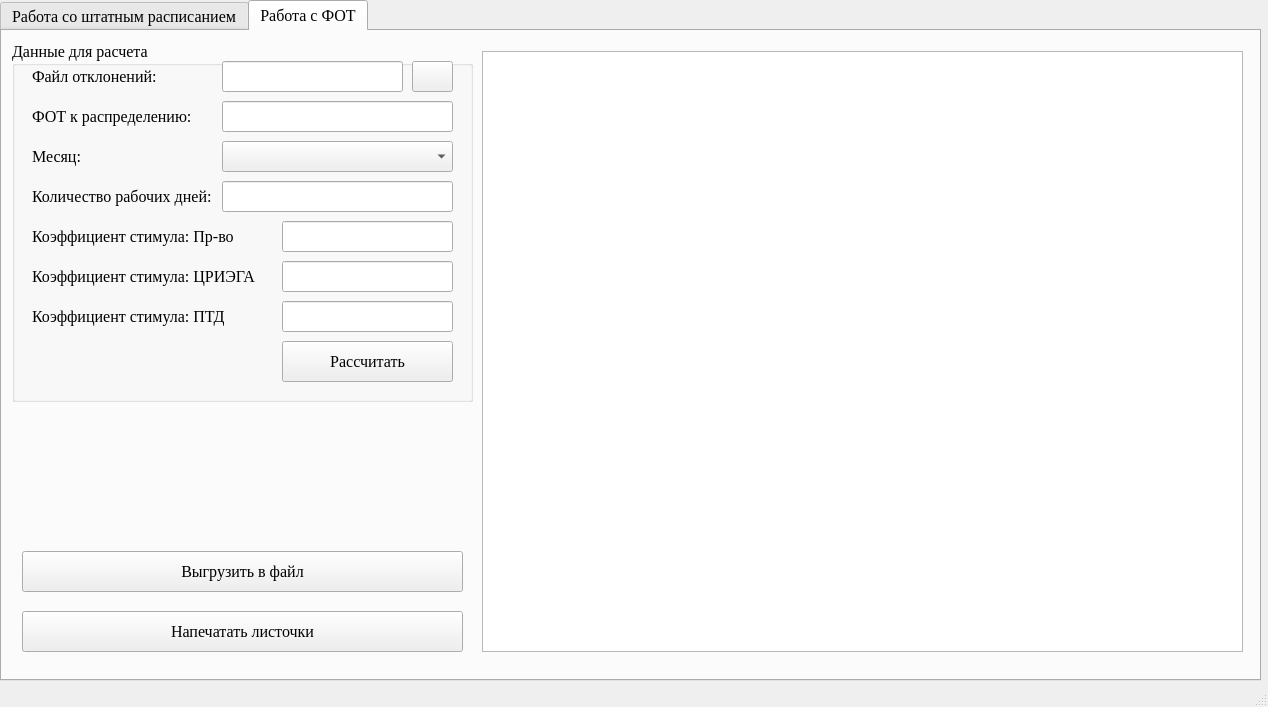
Qt form gui/MainWindow.ui (Pheeneek/Salary) before a commit.
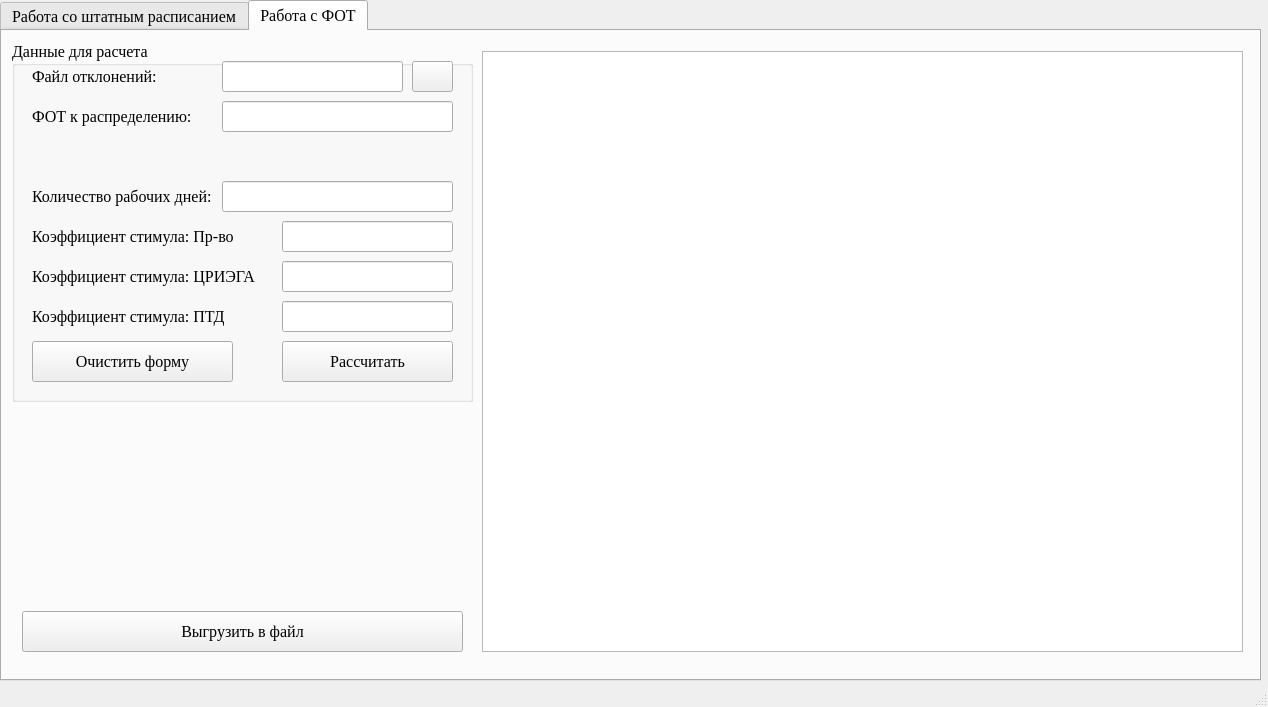
The same form after that commit.

```diff
--- a/gui/MainWindow.ui
+++ b/gui/MainWindow.ui
@@ -605,19 +605,6 @@
         <string>Файл отклонений:</string>
        </property>
       </widget>
-      <widget class="QLabel" name="month_label">
-       <property name="geometry">
-        <rect>
-         <x>20</x>
-         <y>100</y>
-         <width>181</width>
-         <height>31</height>
-        </rect>
-       </property>
-       <property name="text">
-        <string>Месяц:</string>
-       </property>
-      </widget>
       <widget class="QLabel" name="work_days_label">
        <property name="geometry">
         <rect>
@@ -631,16 +618,6 @@
         <string>Количество рабочих дней:</string>
        </property>
       </widget>
-      <widget class="QComboBox" name="month">
-       <property name="geometry">
-        <rect>
-         <x>210</x>
-         <y>100</y>
-         <width>231</width>
-         <height>31</height>
-        </rect>
-       </property>
-      </widget>
       <widget class="QLabel" name="stimul_label_prk">
        <property name="geometry">
         <rect>
@@ -769,6 +746,19 @@
         <string>Коэффициент стимула: ПТД</string>
        </property>
       </widget>
+      <widget class="QPushButton" name="clear_stimul">
+       <property name="geometry">
+        <rect>
+         <x>20</x>
+         <y>300</y>
+         <width>201</width>
+         <height>41</height>
+        </rect>
+       </property>
+       <property name="text">
+        <string>Очистить форму</string>
+       </property>
+      </widget>
      </widget>
      <widget class="QLabel" name="message_label">
       <property name="geometry">
@@ -790,26 +780,13 @@
       <property name="geometry">
        <rect>
         <x>20</x>
-        <y>520</y>
-        <width>441</width>
-        <height>41</height>
-       </rect>
-      </property>
-      <property name="text">
-       <string>Выгрузить в файл</string>
-      </property>
-     </widget>
-     <widget class="QPushButton" name="print_sheets_button">
-      <property name="geometry">
-       <rect>
-        <x>20</x>
         <y>580</y>
         <width>441</width>
         <height>41</height>
        </rect>
       </property>
       <property name="text">
-       <string>Напечатать листочки</string>
+       <string>Выгрузить в файл</string>
       </property>
      </widget>
     </widget>
```
Left out of the diff: 2 changed lines with no effect on the pictures.
